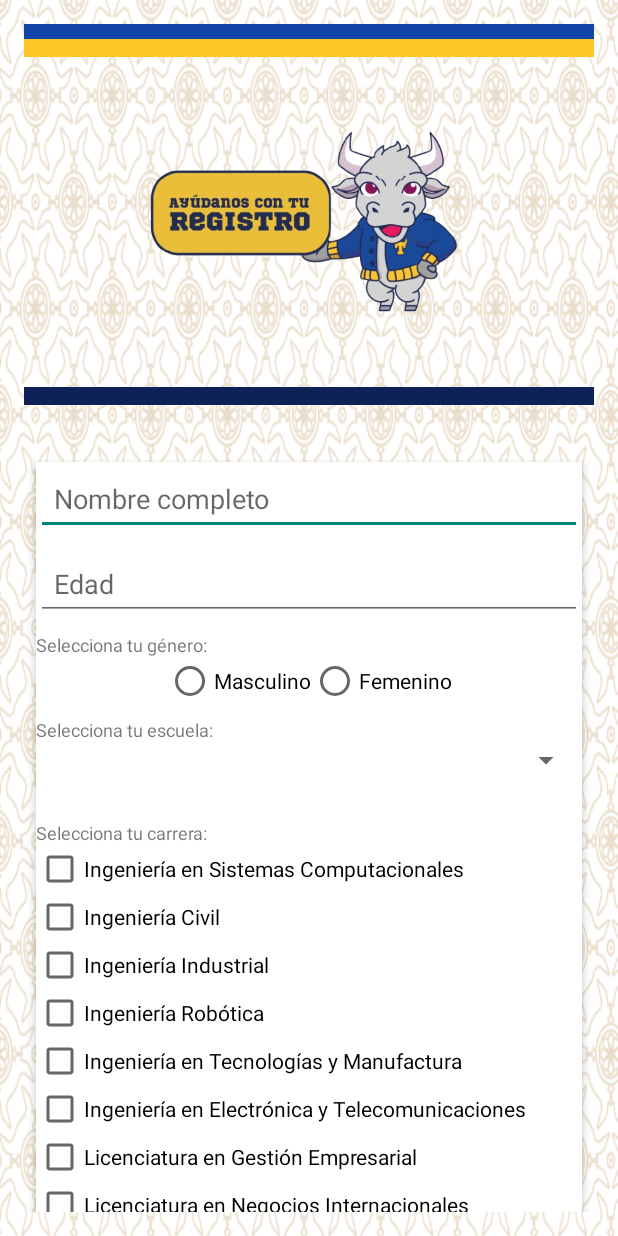
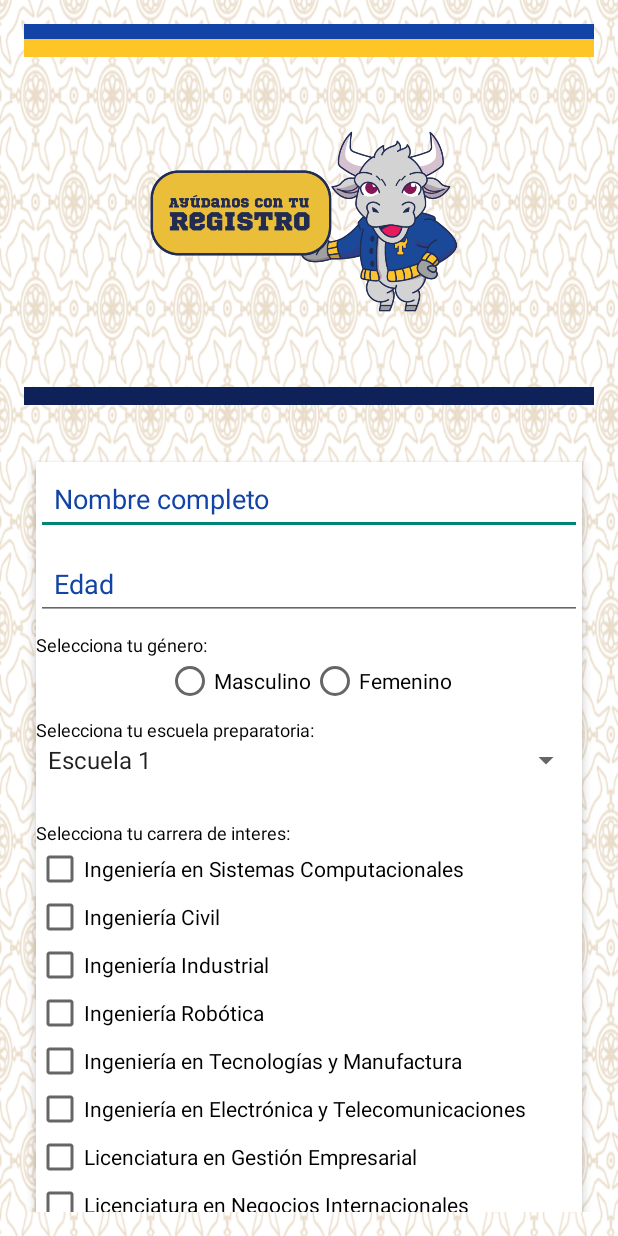
Before and after one commit to CarlosFrando/AppGame, an Android app: the screen it shows after launch (MainActivity), on a phone screen of 412 x 824 dp. Run offline under Robolectric (Android 15) with nearby library versions, the phone set to English and light mode, and no system bars.

Commit message:
Actualizacion1

```diff
--- a/app/src/main/java/com/example/appgame/MainActivity.java
+++ b/app/src/main/java/com/example/appgame/MainActivity.java
@@ -27,7 +27,7 @@ public class MainActivity extends AppCompatActivity {
         super.onCreate(savedInstanceState);
         setContentView(R.layout.activity_main);
 
-        /*// Esto es para permitir red en el hilo principal (solo para pruebas)
+        // Esto es para permitir red en el hilo principal (solo para pruebas)
         StrictMode.ThreadPolicy policy = new StrictMode.ThreadPolicy.Builder().permitAll().build();
         StrictMode.setThreadPolicy(policy);
 
@@ -49,20 +49,18 @@ public class MainActivity extends AppCompatActivity {
         checkElectronica = findViewById(R.id.check_electronica);
         checkGestionEm = findViewById(R.id.check_gestionEm);
         checkNegocios = findViewById(R.id.check_negocios);
-        checkFinanciera = findViewById(R.id.check_financiera);*/
+        checkFinanciera = findViewById(R.id.check_financiera);
 
         btnEnviar = findViewById(R.id.btnEnviar);
-/*
 
         // Spinner de ejemplo
         ArrayAdapter<CharSequence> adapter = ArrayAdapter.createFromResource(this,
                 R.array.escuelas_array, android.R.layout.simple_spinner_item);
         adapter.setDropDownViewResource(android.R.layout.simple_spinner_dropdown_item);
         spinnerEscuela.setAdapter(adapter);
-*/
 
         btnEnviar.setOnClickListener(view -> {
-            /*try {
+            try {
                 String nombre = etNombre.getText().toString();
                 String edad = etEdad.getText().toString();
                 String correo = etCorreo.getText().toString();
@@ -98,7 +96,7 @@ public class MainActivity extends AppCompatActivity {
                         "&correo=" + URLEncoder.encode(correo, "UTF-8") +
                         "&telefono=" + URLEncoder.encode(telefono, "UTF-8");
 
-                URL url = new URL("http://10.0.2.2/registro.php"); // 10.0.2.2 = localhost desde emulador
+                URL url = new URL("http://200.79.182.103/registro.php"); // 10.0.2.2 = localhost desde emulador
                 HttpURLConnection conn = (HttpURLConnection) url.openConnection();
                 conn.setRequestMethod("POST");
                 conn.setDoOutput(true);
@@ -118,9 +116,7 @@ public class MainActivity extends AppCompatActivity {
             } catch (Exception e) {
                 e.printStackTrace();
                 Toast.makeText(MainActivity.this, "Error: " + e.getMessage(), Toast.LENGTH_LONG).show();
-            }*/
-            Intent intent = new Intent(this, MainActivity2.class);
-            startActivity(intent);
+            }
         });
     }
 }
--- a/app/src/main/res/layout/activity_main.xml
+++ b/app/src/main/res/layout/activity_main.xml
@@ -36,7 +36,6 @@
             android:layout_marginBottom="30dp" />
 
 
-
             <LinearLayout
                 android:layout_width="match_parent"
                 android:layout_height="wrap_content"
@@ -51,6 +50,7 @@
                     android:layout_width="match_parent"
                     android:layout_height="wrap_content"
                     android:hint="Nombre completo"
+                    android:textColorHint="@color/rosaupt"
                     android:padding="12dp"
                     android:layout_marginBottom="8dp"
                     android:textColor="@color/black"/>
@@ -60,6 +60,7 @@
                     android:layout_width="match_parent"
                     android:layout_height="wrap_content"
                     android:hint="Edad"
+                    android:textColorHint="@color/rosaupt"
                     android:padding="12dp"
                     android:inputType="number"
                     android:layout_marginBottom="8dp"
@@ -69,6 +70,7 @@
                     android:layout_width="wrap_content"
                     android:layout_height="wrap_content"
                     android:text="Selecciona tu género:"
+                    android:textColor="@color/black"
                     android:textSize="12sp"/>
 
                 <RadioGroup
@@ -96,12 +98,14 @@
                 <TextView
                     android:layout_width="wrap_content"
                     android:layout_height="wrap_content"
-                    android:text="Selecciona tu escuela:"
+                    android:text="Selecciona tu escuela preparatoria:"
                     android:textSize="12sp"
+                    android:textColor="@color/black"
                     android:layout_marginTop="8dp"/>
 
                 <Spinner
                     android:id="@+id/spinnerEscuela"
+                    android:textColor="@color/rosaupt"
                     android:layout_width="match_parent"
                     android:layout_height="wrap_content"
                     android:layout_marginBottom="20dp" />
@@ -109,7 +113,8 @@
                 <TextView
                     android:layout_width="wrap_content"
                     android:layout_height="wrap_content"
-                    android:text="Selecciona tu carrera:"
+                    android:text="Selecciona tu carrera de interes:"
+                    android:textColor="@color/black"
                     android:textSize="12sp"
                     android:layout_marginTop="8dp"/>
 
@@ -182,6 +187,13 @@
                         android:textColor="@color/black"
                         android:text="Ingeniería Financiera" />
 
+                    <CheckBox
+                        android:layout_width="wrap_content"
+                        android:layout_height="wrap_content"
+                        android:id="@+id/check_psicologia"
+                        android:textColor="@color/black"
+                        android:text="Psicologia"/>
+
                     <TextView
                         android:layout_width="wrap_content"
                         android:layout_height="wrap_content"
@@ -193,6 +205,7 @@
                         android:layout_width="match_parent"
                         android:layout_height="match_parent"
                         android:hint="Otro"
+                        android:textColorHint="@color/rosaupt"
                         android:padding="12dp"
                         android:layout_marginBottom="8dp"
                         android:textColor="@color/black"/>
@@ -206,6 +219,7 @@
                     android:padding="12dp"
                     android:inputType="textEmailAddress"
                     android:layout_marginBottom="16dp"
+                    android:textColorHint="@color/rosaupt"
                     android:textColor="@color/black"/>
 
                 <EditText
@@ -213,6 +227,7 @@
                     android:layout_width="match_parent"
                     android:layout_height="wrap_content"
                     android:hint="Teléfono (10 dígitos)"
+                    android:textColorHint="@color/rosaupt"
                     android:padding="12dp"
                     android:inputType="phone"
                     android:maxLength="10"
--- a/app/src/main/res/xml/network_security_config.xml
+++ b/app/src/main/res/xml/network_security_config.xml
@@ -1,6 +1,6 @@
 <?xml version="1.0" encoding="utf-8"?>
 <network-security-config>
     <domain-config cleartextTrafficPermitted="true">
-        <domain includeSubdomains="true">127.0.0.1</domain>  <!-- IP local para emulador -->
+        <domain includeSubdomains="true">200.79.182.103</domain> //Para pruebas agrega en tu ip de tu PC y prende xampp
     </domain-config>
 </network-security-config>
--- a/gradle/libs.versions.toml
+++ b/gradle/libs.versions.toml
@@ -1,5 +1,5 @@
 [versions]
-agp = "8.7.3"
+agp = "8.9.1"
 junit = "4.13.2"
 junitVersion = "1.2.1"
 espressoCore = "3.6.1"
```
Also changed, not shown: app/src/main/AndroidManifest.xml (+5 -3 lines), app/src/main/res/drawable/ahorcado.png, app/src/main/res/drawable/bienvenido.png, app/src/main/res/drawable/gato.png, app/src/main/res/drawable/memorama.png, app/src/main/res/drawable/puzzle.png, app/src/main/res/drawable/registro.png, gradle/wrapper/gradle-wrapper.properties.
